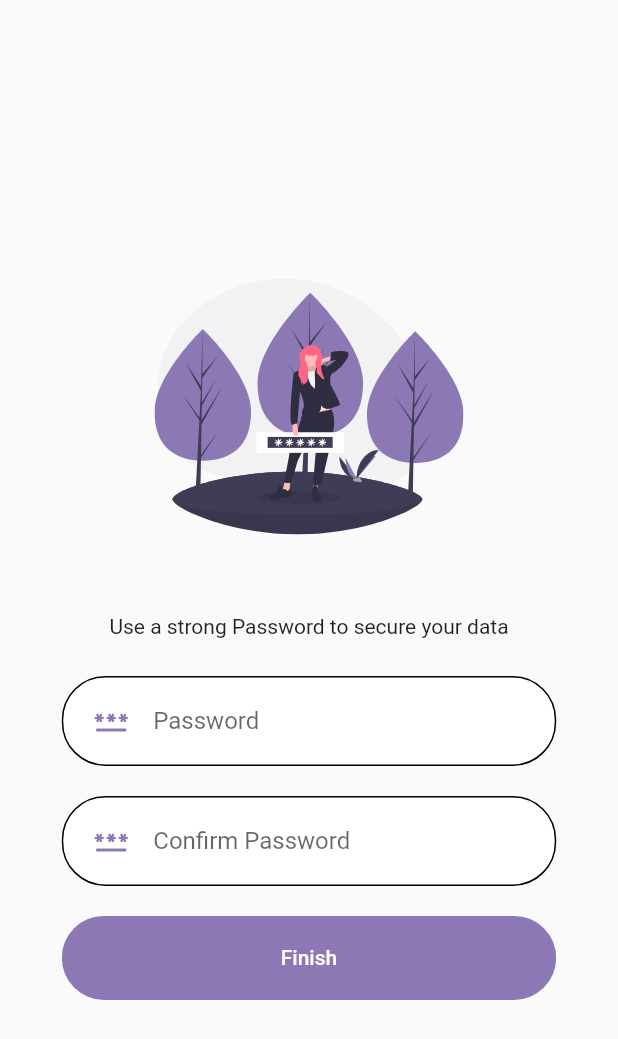
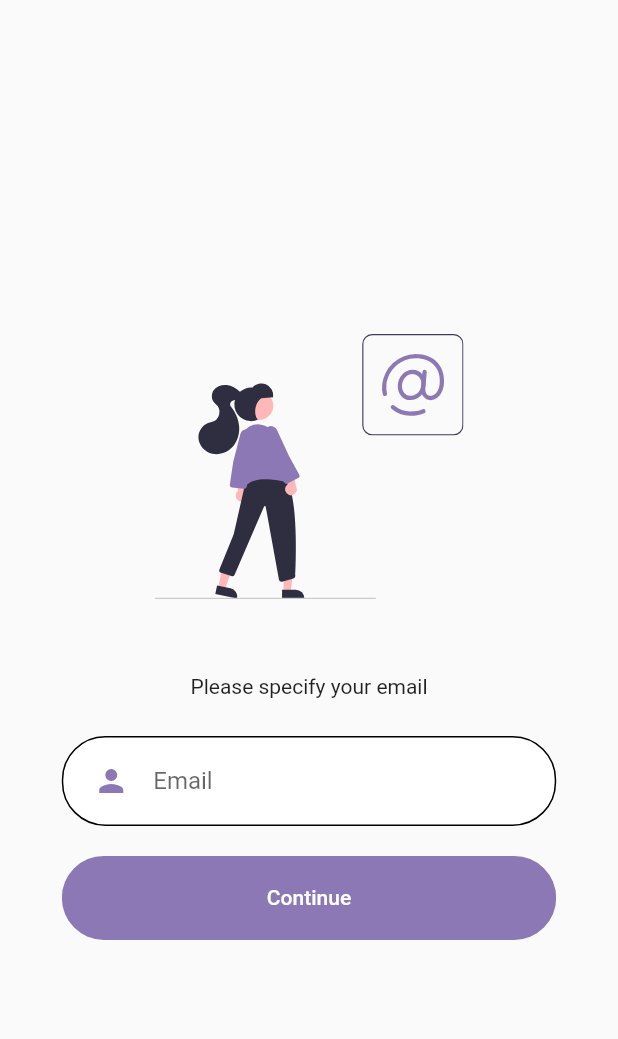
Before and after one commit to vocascan/vocascan-mobile, a Flutter app: the SignUpPage screen opened directly, on a phone screen of 412 x 824 dp. Shown: the top 1039 px of the screen. Run offline on Flutter 3.47's test engine with Material 2 defaults, Android fonts, the phone set to English and light mode, and no system bars; our stand-ins replace flutter_svg.

Commit message:
updated folder strukture

```diff
--- a/lib/pages/auth/login_page.dart
+++ b/lib/pages/auth/login /login_page.dart
@@ -2,7 +2,7 @@ import 'package:flutter/material.dart';
 import 'package:flutter/painting.dart';
 import 'package:flutter/widgets.dart';
 import 'package:flutter_svg/flutter_svg.dart';
-import 'package:vocascan_mobile/pages/auth/sign_up_page.dart';
+import 'package:vocascan_mobile/pages/auth/registration%20/sign_up_page.dart';
 import 'package:vocascan_mobile/pages/widgets/rounded_button.dart';
 import 'package:vocascan_mobile/pages/widgets/rounded_input_field.dart';
 import 'package:vocascan_mobile/services/auth.dart';
@@ -15,8 +15,6 @@ class LoginPage extends StatefulWidget {
 class _LoginPageSate extends State<LoginPage> {
   TextEditingController _mailController = new TextEditingController();
   TextEditingController _passwordController = new TextEditingController();
-
-
 
   @override
   Widget build(BuildContext context) {
--- a/lib/pages/auth/select_server_page.dart
+++ b/lib/pages/auth/login /select_server_page.dart
@@ -7,7 +7,7 @@ import 'package:vocascan_mobile/pages/widgets/rounded_input_field.dart';
 import 'package:vocascan_mobile/pages/widgets/text_field_container.dart';
 
 class SelectServerPage extends StatelessWidget{
-  PageController controller;
+  final PageController controller;
   SelectServerPage({required this.controller});
 
   @override
--- /dev/null
+++ b/lib/pages/auth/registration /select_email_page.dart
@@ -0,0 +1,46 @@
+import 'package:flutter/cupertino.dart';
+import 'package:flutter/material.dart';
+import 'package:flutter_svg/svg.dart';
+import 'package:vocascan_mobile/pages/widgets/rounded_button.dart';
+import 'package:vocascan_mobile/pages/widgets/rounded_input_field.dart';
+import 'package:vocascan_mobile/pages/widgets/text_field_container.dart';
+
+class SelectEmailPage extends StatelessWidget{
+  final PageController controller;
+  SelectEmailPage({required this.controller});
+
+  final TextEditingController _mailController = new TextEditingController();
+
+  @override
+  Widget build(BuildContext context) {
+    Size size = MediaQuery.of(context).size;
+    return Scaffold(
+      body: Center(child: SingleChildScrollView(
+        child: Column(
+          children: <Widget>[
+            SvgPicture.asset(
+              "assets/images/illustrations/undraw_Mention.svg",
+              height: size.height * 0.3,
+              width: size.height * 0.25,
+            ),
+            TextFieldContainer(
+              child: Text("Please specify your email",
+                textAlign: TextAlign.center,),
+              decoration: BoxDecoration(),
+            ),
+            RoundedInputField(controller: _mailController, hintText: "Email", onChanged: (String value) {
+
+            },),
+            RoundedButton(text: "Continue", press: (){
+              controller.animateToPage(controller.page!.toInt() + 1,
+                  duration: Duration(milliseconds: 400),
+                  curve: Curves.easeIn
+              );
+            }),
+          ],
+        ),
+      ))
+    );
+  }
+
+}
--- a/lib/pages/auth/sign_up_page.dart
+++ b/lib/pages/auth/registration /select_password.dart
@@ -1,18 +1,17 @@
 import 'package:flutter/cupertino.dart';
 import 'package:flutter/material.dart';
-import 'package:flutter/widgets.dart';
 import 'package:flutter_svg/svg.dart';
 import 'package:vocascan_mobile/pages/widgets/rounded_button.dart';
 import 'package:vocascan_mobile/pages/widgets/rounded_input_field.dart';
 import 'package:vocascan_mobile/pages/widgets/text_field_container.dart';
 import 'package:vocascan_mobile/services/auth.dart';
 
-class SignUpPage extends StatefulWidget{
+class SelectPasswordPage extends StatefulWidget{
   @override
-  _SignUpPageState createState() => _SignUpPageState();
+  _SelectPasswordPageState createState() => _SelectPasswordPageState();
 }
 
-class _SignUpPageState extends State<SignUpPage> {
+class _SelectPasswordPageState extends State<SelectPasswordPage> {
   TextEditingController _passwordController = new TextEditingController();
   TextEditingController _passwordRepeatController = new TextEditingController();
 
@@ -32,7 +31,7 @@ class _SignUpPageState extends State<SignUpPage> {
                 ),
                 TextFieldContainer(
                   child: Text("Use a strong Password to secure your data",
-                  textAlign: TextAlign.center,),
+                    textAlign: TextAlign.center,),
                   decoration: BoxDecoration(),
                 ),
                 RoundedInputField(
@@ -54,7 +53,7 @@ class _SignUpPageState extends State<SignUpPage> {
                   },
                 ),
                 RoundedButton(text: 'Finish', press: () {
-                    signUp();
+                  signUp();
                 },)
               ],
             ),
@@ -81,4 +80,5 @@ class _SignUpPageState extends State<SignUpPage> {
       // TODO: warn user
     }
   }
+
 }
--- /dev/null
+++ b/lib/pages/auth/registration /sign_up_page.dart
@@ -0,0 +1,27 @@
+import 'package:flutter/cupertino.dart';
+import 'package:flutter/material.dart';
+import 'package:flutter/widgets.dart';
+import 'package:vocascan_mobile/pages/auth/registration%20/select_email_page.dart';
+import 'package:vocascan_mobile/pages/auth/registration%20/select_password.dart';
+
+
+class SignUpPage extends StatefulWidget{
+  @override
+  _SignUpPageState createState() => _SignUpPageState();
+}
+
+class _SignUpPageState extends State<SignUpPage> {
+  PageController controller = new PageController();
+
+  @override
+  Widget build(BuildContext context) {
+    return Scaffold(
+      body: PageView(
+          controller: controller,
+          children: [
+            SelectEmailPage(controller: controller,),
+            SelectPasswordPage(),
+          ]),
+    );
+  }
+}
```
Also changed, not shown: lib/pages/auth/login /auth_page.dart (renamed from lib/pages/auth/auth_page.dart, +3 -6 lines).
